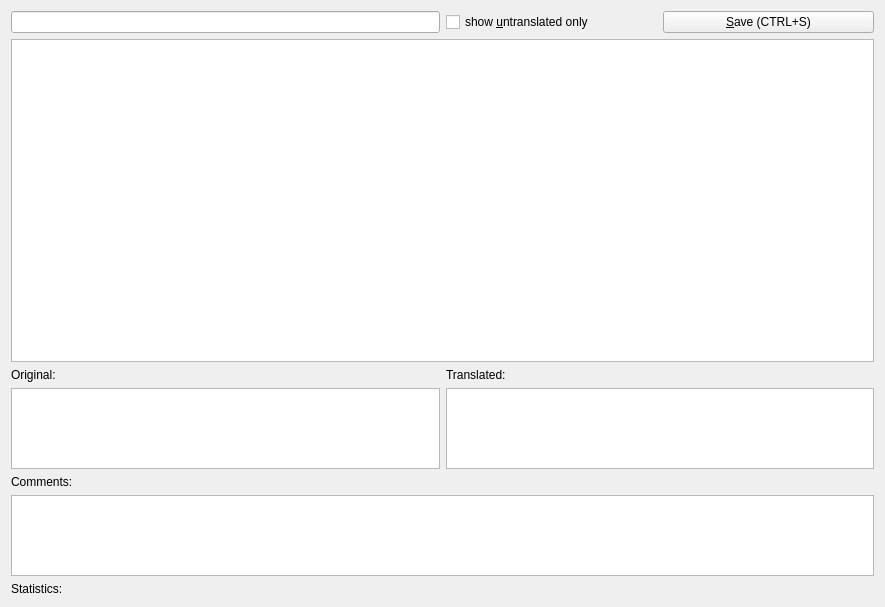
This is ui_translater.ui in aszell/apropy as Qt 5 draws it before an edit. The edited form follows.
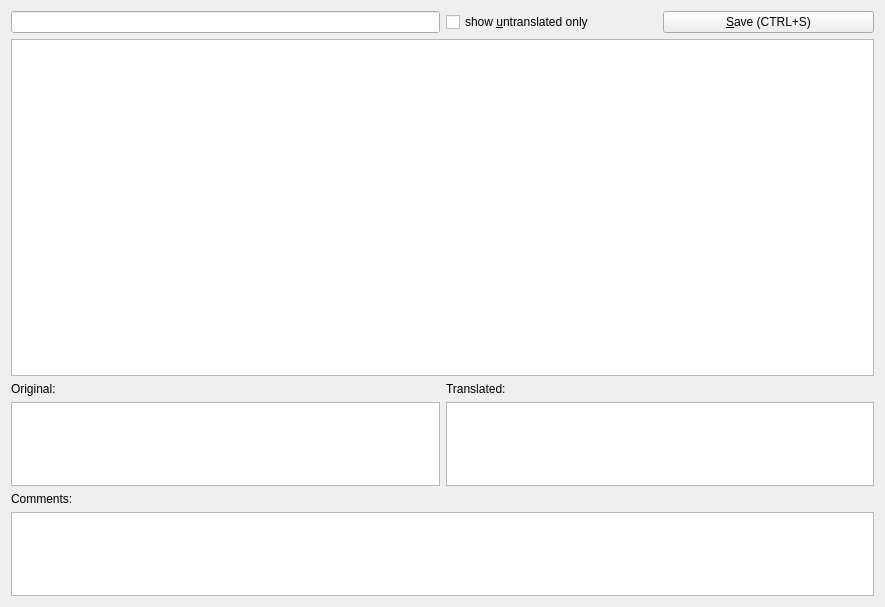
This is the edited form.

Commit message: Statistics in the status

Patch:
```diff
--- a/ui_translater.ui
+++ b/ui_translater.ui
@@ -14,13 +14,6 @@
    <string>Translation</string>
   </property>
   <layout class="QGridLayout" name="gridLayout">
-   <item row="11" column="0">
-    <widget class="QLabel" name="label">
-     <property name="text">
-      <string>Statistics:</string>
-     </property>
-    </widget>
-   </item>
    <item row="8" column="1">
     <widget class="QPlainTextEdit" name="transEdit">
      <property name="sizePolicy">
```
The commit also changes 2 other files.
